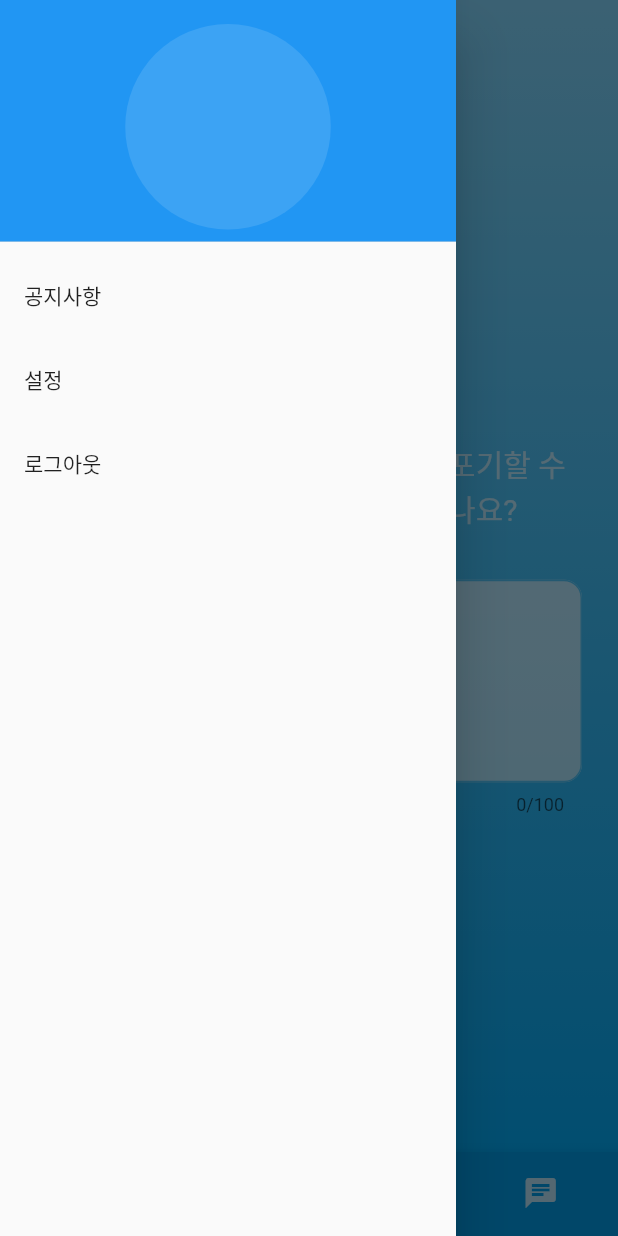
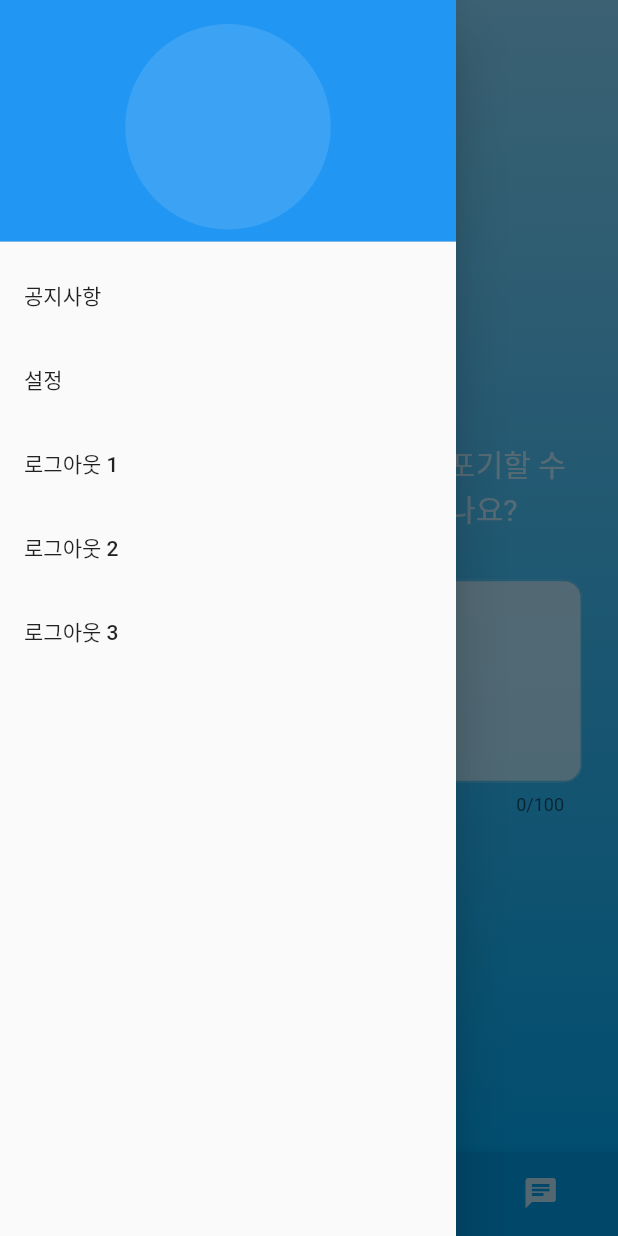
Before and after one commit to 3846chs/margaret, a Flutter app: the screen it shows after launch, with the side drawer open, on a phone screen of 412 x 824 dp. Run offline on Flutter 3.47's test engine with Material 2 defaults, Android fonts, the phone set to English and light mode, and no system bars.

Commit message:
test test

```diff
--- a/lib/home.dart
+++ b/lib/home.dart
@@ -94,7 +94,15 @@ class _DatingHomeState extends State<DatingHome> {
             onTap: null,
           ),
           ListTile(
-            title: Text('로그아웃'),
+            title: Text('로그아웃 1'),
+            onTap: null,
+          ),
+          ListTile(
+            title: Text('로그아웃 2'),
+            onTap: null,
+          ),
+          ListTile(
+            title: Text('로그아웃 3'),
             onTap: null,
           ),
         ],
```
